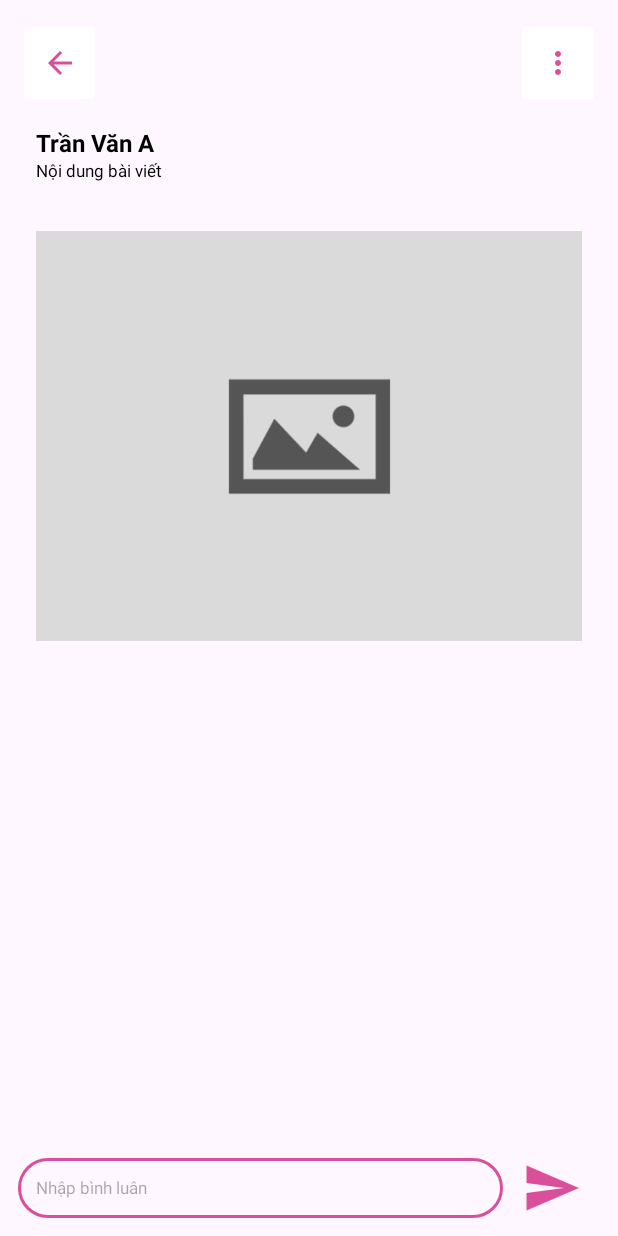
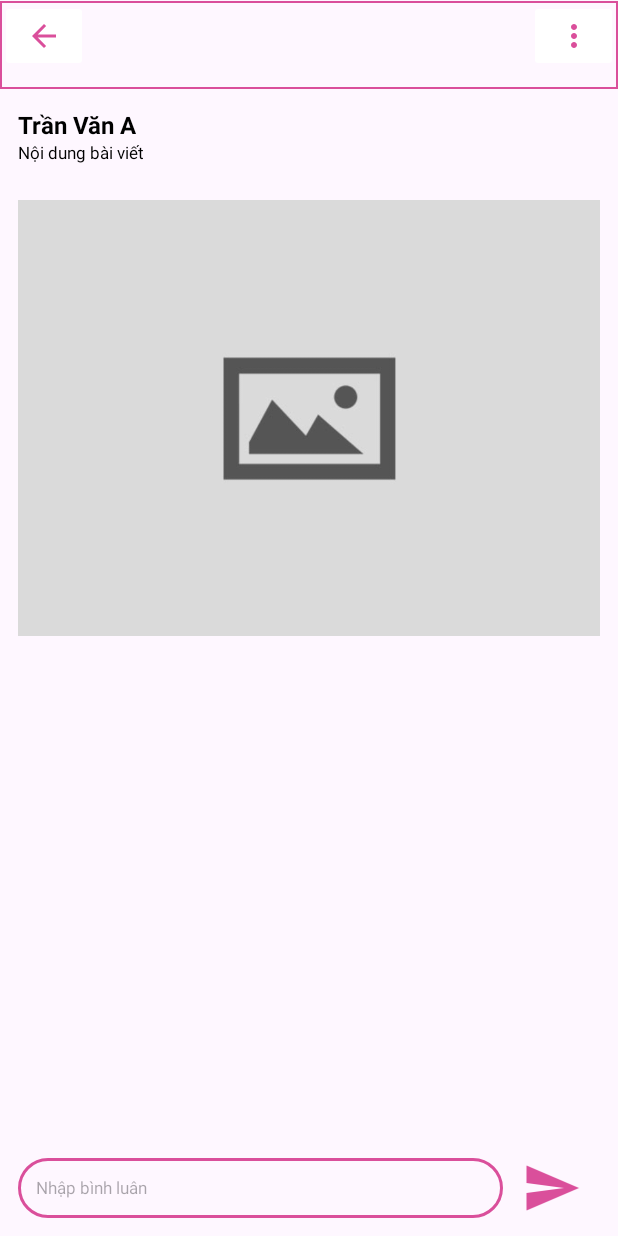
Before and after one commit to ductrannb/care-your-love, an Android app: the PostDetailActivity screen opened directly, with no data from a screen before it, on a phone screen of 412 x 824 dp. Run offline under Robolectric (Android 15) with nearby library versions, the phone set to English and light mode, and no system bars.

Commit message:
style post detail scr

```diff
--- /dev/null
+++ b/app/src/main/res/drawable/border_bottom.xml
@@ -0,0 +1,9 @@
+<?xml version="1.0" encoding="utf-8"?>
+<layer-list xmlns:android="http://schemas.android.com/apk/res/android">
+    <item android:top="1dp" android:bottom="1dp">
+        <shape
+            android:shape="rectangle">
+            <stroke android:width="1dp" android:color="@color/input_border" />
+        </shape>
+    </item>
+</layer-list>
--- a/app/src/main/res/layout/activity_post_detail.xml
+++ b/app/src/main/res/layout/activity_post_detail.xml
@@ -7,13 +7,15 @@
     android:layout_width="match_parent"
     android:layout_height="match_parent"
     tools:context=".PostDetailActivity"
-    android:padding="12dp">
+    android:paddingBottom="12dp">
 
     <LinearLayout
         android:id="@+id/post_detail_header_container"
         android:layout_width="match_parent"
         android:layout_height="60dp"
         android:orientation="horizontal"
+        android:paddingBottom="12dp"
+        android:background="@drawable/border_bottom"
         >
         <ImageButton
             android:layout_width="0dp"
@@ -71,6 +73,8 @@
         android:id="@+id/post_detail_comment_list"
         android:layout_width="match_parent"
         android:layout_height="match_parent"
+        android:paddingLeft="12dp"
+        android:paddingRight="12dp"
         android:paddingBottom="40dp"
         android:layout_below="@+id/post_detail_content"/>
 
@@ -81,7 +85,9 @@
         android:layout_height="40dp"
         android:orientation="horizontal"
         android:layout_marginTop="20dp"
-        android:layout_alignBottom="@+id/post_detail_comment_list">
+        android:layout_alignBottom="@+id/post_detail_comment_list"
+        android:paddingLeft="12dp"
+        android:paddingRight="12dp">
 
         <EditText
             android:id="@+id/input_content_comment"
```
